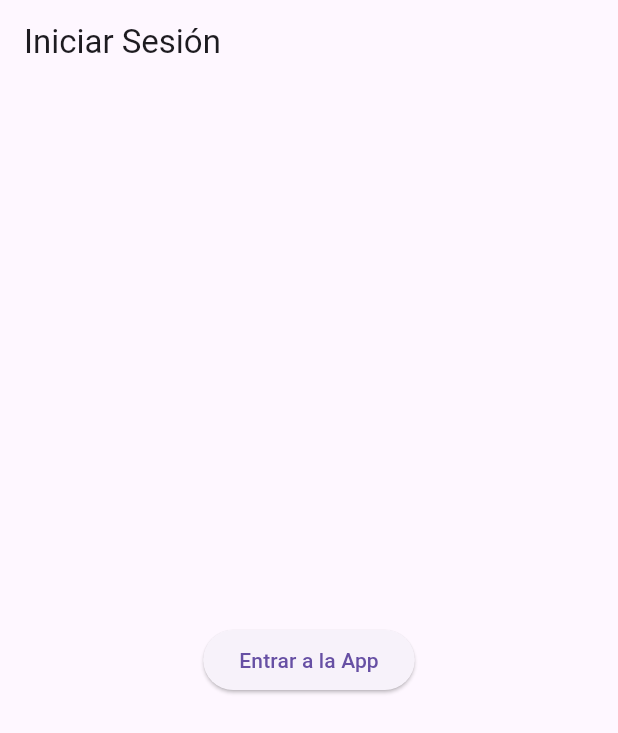
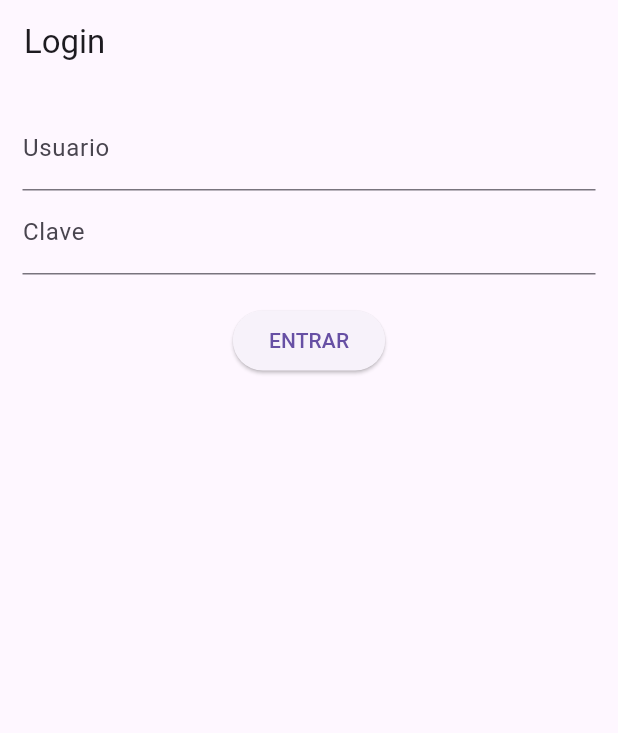
Before and after one commit to brunojuarez522-gif/smat-ecosystem-2026, a Flutter app: the LoginScreen screen opened directly, on a phone screen of 412 x 824 dp. Shown: the top 733 px of the screen. Run offline on Flutter 3.47's test engine with Material 3 defaults, Android fonts, the phone set to English and light mode, and no system bars; our stand-ins replace shared_preferences; accounts and stored records are empty; network calls fail.

Commit message:
feat: lab 7.1 - robustez, sincronización y reto UX

```diff
--- a/mobile/lib/screens/login_screen.dart
+++ b/mobile/lib/screens/login_screen.dart
@@ -1,23 +1,49 @@
 import 'package:flutter/material.dart';
+import '../services/auth_service.dart';
 import 'home_page.dart';
 
-class LoginScreen extends StatelessWidget {
+class LoginScreen extends StatefulWidget {
   const LoginScreen({super.key});
+
+  @override
+  State<LoginScreen> createState() => _LoginScreenState();
+}
+
+class _LoginScreenState extends State<LoginScreen> {
+  final _user = TextEditingController();
+  final _pass = TextEditingController();
+  bool _cargando = false;
+
+  void _entrar() async {
+    setState(() => _cargando = true); // Activamos carga
+
+    bool ok = await AuthService().login(_user.text, _pass.text);
+
+    if (ok && mounted) {
+      Navigator.pushReplacement(context, MaterialPageRoute(builder: (context) => const HomePage()));
+    } else if (mounted) {
+      ScaffoldMessenger.of(context).showSnackBar(const SnackBar(content: Text("Error")));
+    }
+
+    if (mounted) setState(() => _cargando = false); // Desactivamos carga
+  }
 
   @override
   Widget build(BuildContext context) {
     return Scaffold(
-      appBar: AppBar(title: const Text('Iniciar Sesión')),
-      body: Center(
-        child: ElevatedButton(
-          onPressed: () {
-            // Esto es solo un puente temporal para que puedas entrar al Home
-            Navigator.pushReplacement(
-              context,
-              MaterialPageRoute(builder: (context) => const HomePage()),
-            );
-          },
-          child: const Text('Entrar a la App'),
+      appBar: AppBar(title: const Text("Login")),
+      body: Padding(
+        padding: const EdgeInsets.all(15),
+        child: Column(
+          children: [
+            TextField(controller: _user, decoration: const InputDecoration(labelText: "Usuario")),
+            TextField(controller: _pass, decoration: const InputDecoration(labelText: "Clave"), obscureText: true),
+            const SizedBox(height: 20),
+            // Si _cargando es true muestra el círculo, si no, muestra el botón
+            _cargando
+              ? const CircularProgressIndicator()
+              : ElevatedButton(onPressed: _entrar, child: const Text("ENTRAR")),
+          ],
         ),
       ),
     );
```
Also changed, not shown: mobile/lib/services/api_service.dart (+13 -10 lines).
